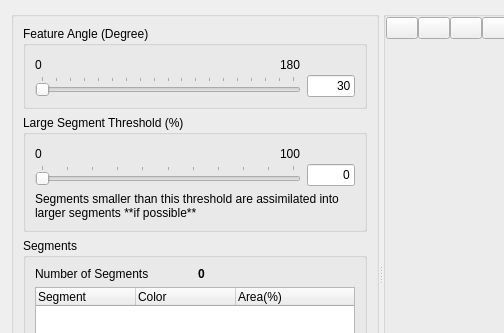
This is baramMesh/view/geometry/split_dialog.ui in nextfoam/baram as Qt 5 draws it before an edit; both pictures show x 0 to 504 and y 0 to 333 of the 988 by 594 pixel window. The edited form follows.
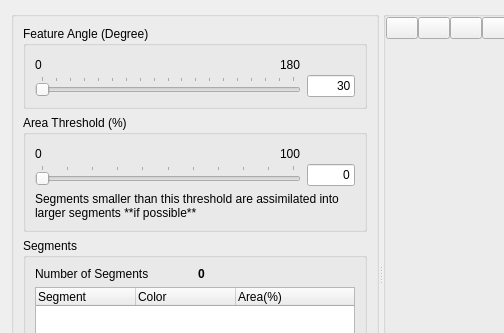
This is the edited form. Icons and pictures are not drawn. Custom widgets are drawn as their Qt base class.

Commit message: Issue baram#489 This could be more comprehensible

What changed in the file:
```diff
--- a/baramMesh/view/geometry/split_dialog.ui
+++ b/baramMesh/view/geometry/split_dialog.ui
@@ -122,7 +122,7 @@
        <item>
         <widget class="QGroupBox" name="groupBox_3">
          <property name="title">
-          <string>Large Segment Threshold (%)</string>
+          <string>Area Threshold (%)</string>
          </property>
          <layout class="QVBoxLayout" name="verticalLayout_4">
           <item>
```
